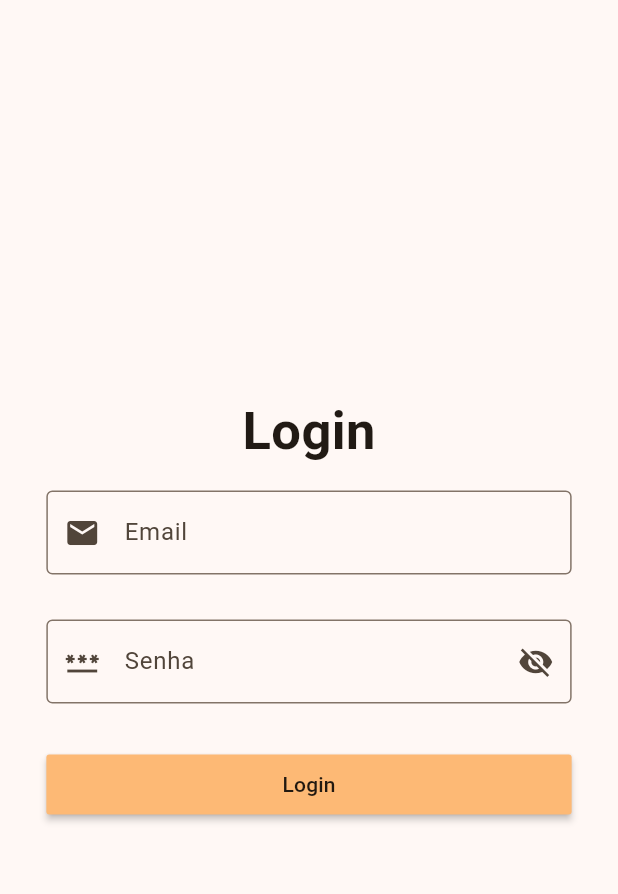
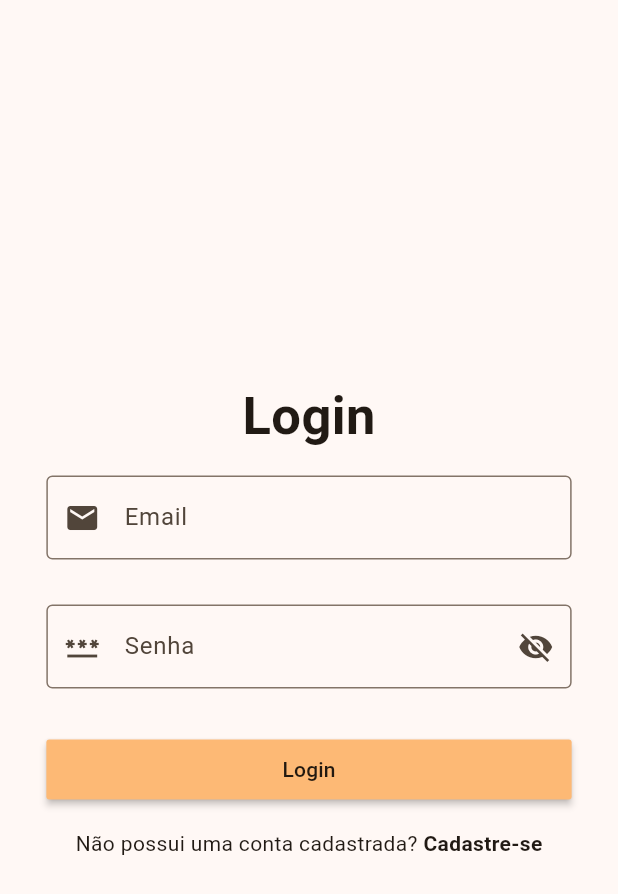
Before and after one commit to RafaelMQs/BeeCorpMobile, a Flutter app: the screen it shows after launch, on a phone screen of 412 x 824 dp. Shown: the top 894 px of the screen. Run offline on Flutter 3.47's test engine with Material 3 defaults, Android fonts, the phone set to English and light mode, and no system bars.

Commit message:
Add SignUp text and page

```diff
--- a/lib/main.dart
+++ b/lib/main.dart
@@ -16,7 +16,7 @@ class MyApp extends StatelessWidget {
         useMaterial3: true,
         colorScheme: ColorScheme.fromSeed(seedColor: Colors.orange),
       ),
-      home: const LoginScreen(title: 'Login Page'),
+      home: const LoginScreen(),
     );
   }
 }
--- a/lib/screens/login/login_screen.dart
+++ b/lib/screens/login/login_screen.dart
@@ -6,9 +6,7 @@ import 'package:bee_corp_app/screens/login/register_screen.dart';
 import 'package:flutter/material.dart';
 
 class LoginScreen extends StatefulWidget {
-  const LoginScreen({super.key, required this.title});
-
-  final String title;
+  const LoginScreen({super.key});
 
   @override
   State<LoginScreen> createState() => _LoginScreen();
@@ -52,15 +50,26 @@ class _LoginScreen extends State<LoginScreen> {
                           ScaffoldMessenger.of(context).showSnackBar(
                             const SnackBar(content: Text('Processing Data')),
                           );
-
-                          Navigator.of(context).push(MaterialPageRoute(
-                              builder: (context) => const RegisterScreen(
-                                    title: "TESTE",
-                                  )));
                         }
                       },
                       child: const Text('Login'),
-                    ))
+                    )),
+                    Row(
+                      mainAxisAlignment: MainAxisAlignment.center,
+                      children: [
+                        const Text("Não possui uma conta cadastrada? "),
+                        GestureDetector(
+                            onTap: () =>
+                                Navigator.of(context).push(MaterialPageRoute(
+                                    builder: (context) => const RegisterScreen(
+                                          title: "RegisterScreen",
+                                        ))),
+                            child: const Text(
+                              "Cadastre-se",
+                              style: TextStyle(fontWeight: FontWeight.bold),
+                            ))
+                      ],
+                    )
                   ],
                 )),
           ],
```
